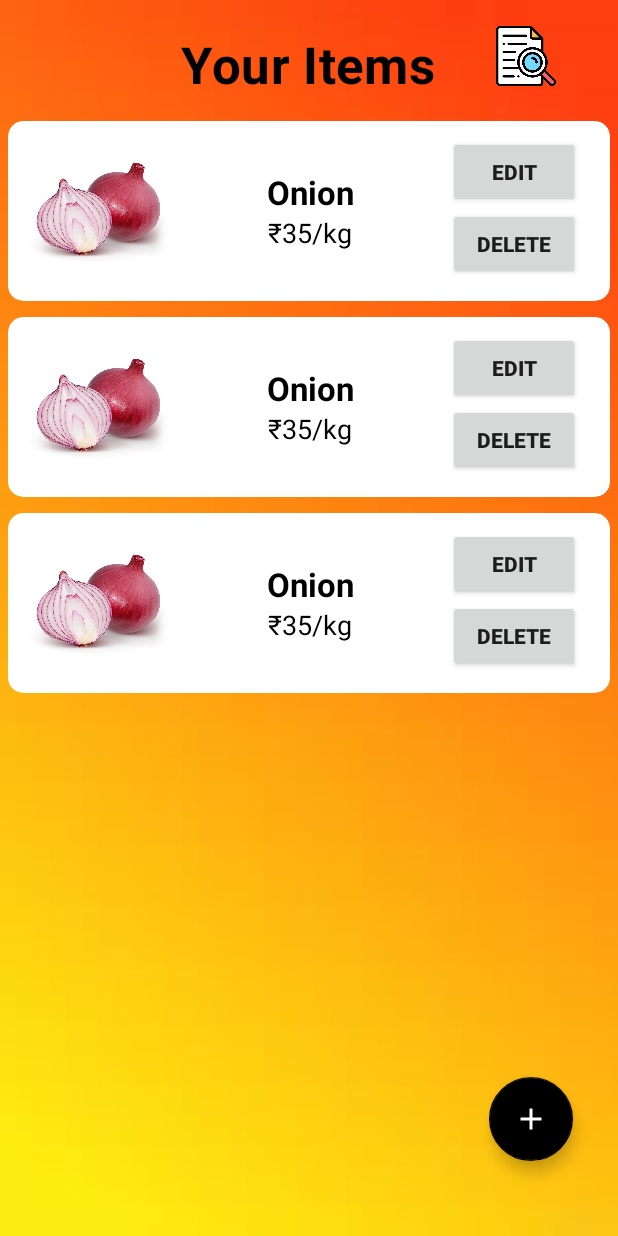
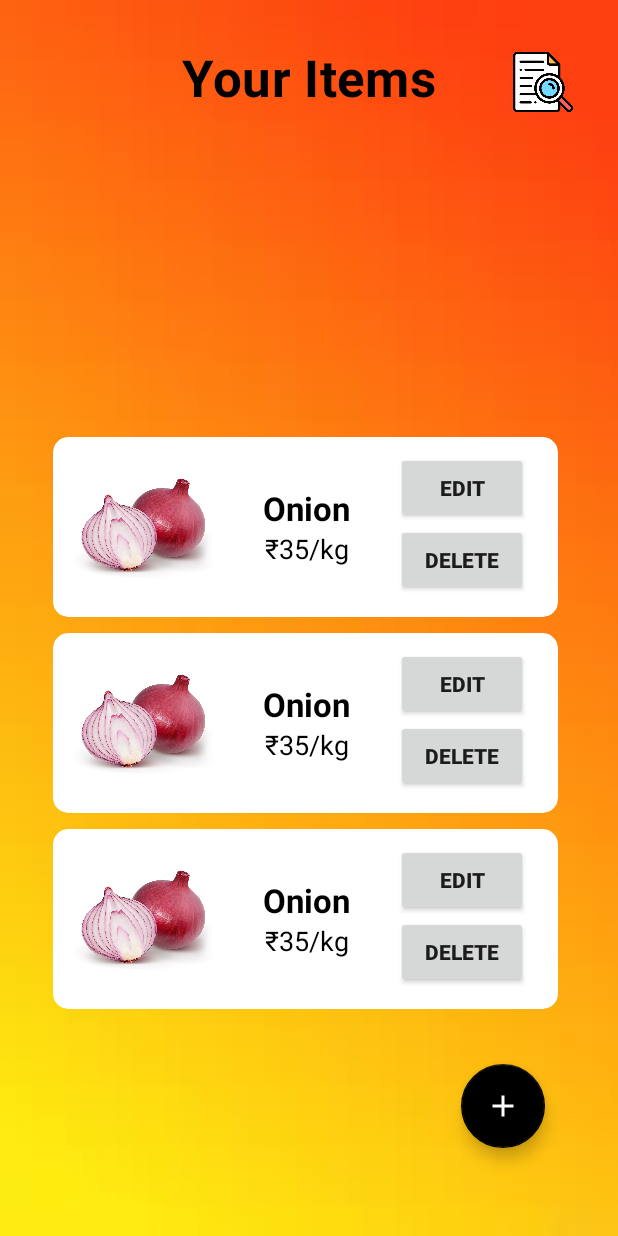
Before and after one commit to anubhab-d/sastagoldari, an Android app: the layout activity_select_edit.xml on its own in the app's theme, with its tools: preview values and no code run, on a phone screen of 412 x 824 dp. Run offline under Robolectric (Android 15) with nearby library versions, the phone set to English and light mode, and no system bars; Roboto replaces fonts that are not available here.

Commit message:
Your items, Edit item, Address fixed

```diff
--- a/app/src/main/java/com/example/android/sastaGoldari/activities/address.java
+++ b/app/src/main/java/com/example/android/sastaGoldari/activities/address.java
@@ -42,6 +42,20 @@ ArrayList<String> itemUnit = new ArrayList<>();
        b.orderNext.setOnClickListener(new View.OnClickListener() {
             @Override
             public void onClick(View view) {
+
+                if(b.etCusName.getText().toString().isEmpty()){
+                    b.etCusName.setError("Customer name can't be empty");
+                }
+                if(b.etCusAddress.getText().toString().isEmpty()){
+                    b.etCusAddress.setError("Address can't be empty");
+                }
+                if(b.etCusPara.getText().toString().isEmpty()){
+                    b.etCusPara.setError("Para can't be empty");
+                }
+                if(b.etCusPh.getText().toString().isEmpty()){
+                    b.etCusPh.setError("Phone number can't be empty");
+                }
+                if(!b.etCusName.getText().toString().isEmpty() && !b.etCusAddress.getText().toString().isEmpty() && !b.etCusPara.getText().toString().isEmpty() && !b.etCusPh.getText().toString().isEmpty()) {
                     addItem(
                             b.etCusName.getText().toString(),
                             b.etCusAddress.getText().toString(),
@@ -52,6 +66,11 @@ ArrayList<String> itemUnit = new ArrayList<>();
                             itemPrice,
                             itemUnit
                     );
+                }
+
+
+
+
             }
         });
 
--- a/app/src/main/java/com/example/android/sastaGoldari/activities/edititem.java
+++ b/app/src/main/java/com/example/android/sastaGoldari/activities/edititem.java
@@ -40,22 +40,13 @@ public class edititem extends AppCompatActivity {
             @Override
             public void onClick(View v) {
 
-         /*       if(btnEditItem.etItemName.getText().toString().isEmpty()){
-                    btnEditItem.etItemName.setError("Item's Name can't be empty");
+                if(etProductName.getText().toString().isEmpty()){
+                    etProductName.setError("Item's Name can't be empty");
                 }
-                if(b.etItemPrice.getText().toString().isEmpty()){
-                    b.etItemPrice.setError("Item's Price can't be empty");
+                if(etProductPrice.getText().toString().isEmpty()){
+                    etProductPrice.setError("Item's Price can't be empty");
                 }
-                if(!b.etItemName.getText().toString().isEmpty() && !b.etItemPrice.getText().toString().isEmpty()) {
-                    addItem(b.etItemName.getText().toString()
-                            , b.etItemPrice.getText().toString()
-                            , b.spinner.getSelectedItem().toString()
-                    );
-                }*/
-
-
-
-
+                if(!etProductName.getText().toString().isEmpty() && !etProductPrice.getText().toString().isEmpty()) {
                     Map<String,Object> data = new HashMap<>();
                     data.put("name",etProductName.getText().toString());
                     data.put("price",etProductPrice.getText().toString());
@@ -77,6 +68,12 @@ public class edititem extends AppCompatActivity {
                                 }
                             });
                 }
+                }
+
+
+
+
+
         });
     }
 }
--- a/app/src/main/res/layout/activity_select_edit.xml
+++ b/app/src/main/res/layout/activity_select_edit.xml
@@ -1,5 +1,5 @@
 <?xml version="1.0" encoding="utf-8"?>
-<RelativeLayout xmlns:android="http://schemas.android.com/apk/res/android"
+<androidx.constraintlayout.widget.ConstraintLayout xmlns:android="http://schemas.android.com/apk/res/android"
     xmlns:tools="http://schemas.android.com/tools"
     android:layout_width="match_parent"
     android:layout_height="match_parent"
@@ -12,46 +12,62 @@
         android:id="@+id/txtItem"
         android:layout_width="wrap_content"
         android:layout_height="wrap_content"
-        android:layout_marginLeft="120dp"
-        android:layout_marginTop="20dp"
-        android:layout_marginBottom="10dp"
         android:gravity="center"
         android:text="Your Items"
         android:textAppearance="@style/TextAppearance.MaterialComponents.Headline4"
         android:textColor="#000000"
-        android:textStyle="bold" />
+        android:textStyle="bold"
+        app:layout_constraintBottom_toBottomOf="parent"
+        app:layout_constraintEnd_toEndOf="parent"
+        app:layout_constraintHorizontal_bias="0.497"
+        app:layout_constraintStart_toStartOf="parent"
+        app:layout_constraintTop_toTopOf="parent"
+        app:layout_constraintVertical_bias="0.037" />
 
-    <RelativeLayout
-        android:layout_width="wrap_content"
-        android:layout_height="wrap_content"
-        android:layout_above="@id/rvProduct"
-        android:layout_toEndOf="@id/txtItem"
-        android:layout_alignParentEnd="true"
-        android:layout_alignParentTop="true">
-        <ImageView
-            android:id="@+id/imgViewOrder"
-            android:layout_width="40dp"
-            android:layout_height="40dp"
-            android:scaleType="fitCenter"
-            android:layout_centerInParent="true"
-            android:src="@drawable/vieworder"/>
-    </RelativeLayout>
+    <ImageView
+        android:id="@+id/imgViewOrder"
+        android:layout_width="40dp"
+        android:layout_height="40dp"
+        android:foregroundGravity="center"
+        android:scaleType="fitCenter"
+        android:src="@drawable/vieworder"
+        app:layout_constraintBottom_toBottomOf="parent"
+        app:layout_constraintEnd_toEndOf="parent"
+        app:layout_constraintHorizontal_bias="0.919"
+        app:layout_constraintStart_toStartOf="parent"
+        app:layout_constraintTop_toTopOf="parent"
+        app:layout_constraintVertical_bias="0.044" />
 
     <androidx.recyclerview.widget.RecyclerView
         android:id="@+id/rvProduct"
-        android:layout_width="match_parent"
-        android:layout_height="match_parent"
+        android:layout_width="347dp"
+        android:layout_height="538dp"
         android:layout_below="@+id/txtItem"
+        android:layout_marginTop="10dp"
+        android:foregroundGravity="center"
+        app:layout_constraintBottom_toBottomOf="parent"
+
+        app:layout_constraintEnd_toEndOf="parent"
+        app:layout_constraintHorizontal_bias="0.461"
+        app:layout_constraintStart_toStartOf="parent"
+        app:layout_constraintTop_toTopOf="parent"
+        app:layout_constraintVertical_bias="1.0"
         tools:listitem="@layout/your_item_list" />
+
     <com.google.android.material.floatingactionbutton.FloatingActionButton
         android:id="@+id/btnAddItem"
         android:layout_width="wrap_content"
         android:layout_height="wrap_content"
-        app:backgroundTint="@android:color/black"
-        android:background="#ffffff"
         android:layout_alignParentEnd="true"
         android:layout_alignParentBottom="true"
-        android:layout_marginEnd="30dp"
-        android:layout_marginBottom="50dp"
-        android:src="@drawable/ic_baseline_add_24"/>
-</RelativeLayout>
+        android:background="#ffffff"
+        android:src="@drawable/ic_baseline_add_24"
+        app:backgroundTint="@android:color/black"
+        app:layout_constraintBottom_toBottomOf="parent"
+        app:layout_constraintEnd_toEndOf="parent"
+        app:layout_constraintHorizontal_bias="0.864"
+        app:layout_constraintStart_toStartOf="parent"
+        app:layout_constraintTop_toTopOf="parent"
+        app:layout_constraintVertical_bias="0.924" />
+
+</androidx.constraintlayout.widget.ConstraintLayout>
```
Lines whose indentation alone changed are shown as unchanged.
